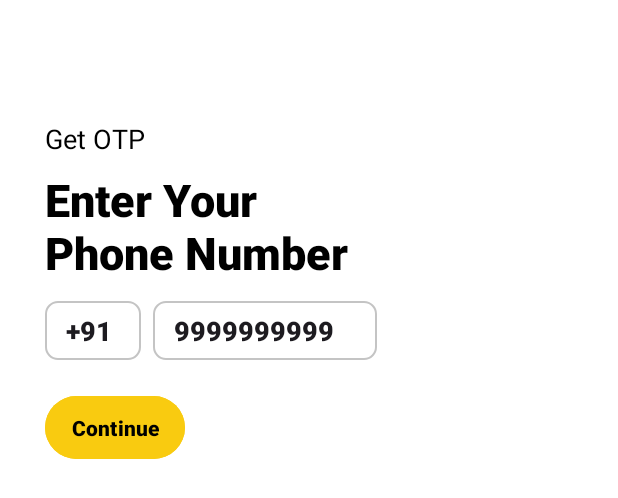
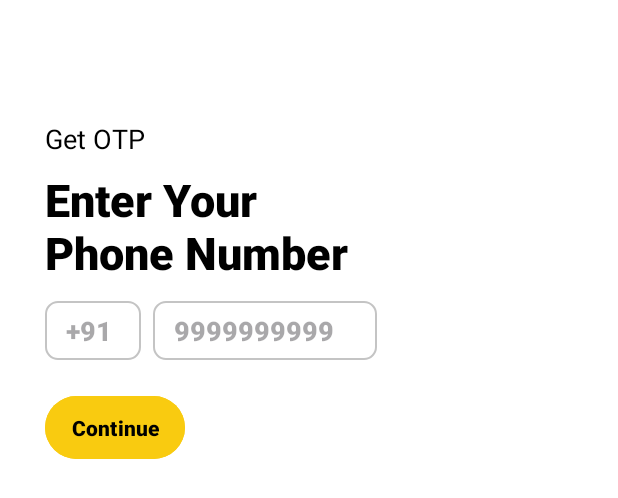
Before and after one commit to vishnu20037/aisle, an Android app: the layout activity_login_phone_no.xml on its own in the app's theme, with its tools: preview values and no code run, on a phone screen of 412 x 824 dp. Shown: the top 498 px of the screen. Run offline under Robolectric (Android 15) with nearby library versions, the phone set to English and light mode, and no system bars.

```diff
--- a/app/build.gradle
+++ b/app/build.gradle
@@ -37,9 +37,9 @@ android {
 
 dependencies {
 
-    implementation 'androidx.core:core-ktx:1.8.0'
+    implementation 'androidx.core:core-ktx:1.10.1'
     implementation 'androidx.appcompat:appcompat:1.6.1'
-    implementation 'com.google.android.material:material:1.5.0'
+    implementation 'com.google.android.material:material:1.9.0'
     implementation 'androidx.constraintlayout:constraintlayout:2.1.4'
     testImplementation 'junit:junit:4.13.2'
     androidTestImplementation 'androidx.test.ext:junit:1.1.5'
--- /dev/null
+++ b/app/src/main/java/com/example/aisle/Constants.kt
@@ -0,0 +1,5 @@
+package com.example.aisle
+
+object Constants {
+    const val phoneNo: String = "phoneNo"
+}
--- a/app/src/main/java/com/example/aisle/MainActivity.kt
+++ b/app/src/main/java/com/example/aisle/MainActivity.kt
@@ -6,7 +6,7 @@ import androidx.databinding.DataBindingUtil
 import com.example.aisle.databinding.ActivityMainBinding
 
 class MainActivity : AppCompatActivity() {
-    lateinit var binding: ActivityMainBinding
+    private lateinit var binding: ActivityMainBinding
     override fun onCreate(savedInstanceState: Bundle?) {
         super.onCreate(savedInstanceState)
         setContentView(R.layout.activity_main)
--- a/app/src/main/res/layout/activity_login_phone_no.xml
+++ b/app/src/main/res/layout/activity_login_phone_no.xml
@@ -10,8 +10,8 @@
     <androidx.constraintlayout.widget.ConstraintLayout
         android:layout_width="match_parent"
         android:layout_height="match_parent"
-        android:paddingStart="30dp"
         android:background="@color/white"
+        android:paddingHorizontal="30dp"
         tools:context=".LoginPhoneNo">
 
         <TextView
@@ -28,11 +28,11 @@
         <TextView
             android:id="@+id/enter_no"
             android:layout_width="0dp"
-            android:textColor="@color/black"
             android:layout_height="wrap_content"
             android:layout_marginTop="8dp"
             android:fontFamily="sans-serif-black"
             android:text="@string/enter_your_phone_number"
+            android:textColor="@color/black"
             android:textSize="30sp"
             app:layout_constraintEnd_toEndOf="@id/et_number"
             app:layout_constraintStart_toStartOf="parent"
@@ -43,12 +43,12 @@
             android:layout_width="wrap_content"
             android:layout_height="wrap_content"
             android:layout_marginTop="12dp"
+            android:background="@drawable/number_bg"
+            android:ems="3"
             android:fontFamily="sans-serif-black"
             android:maxLength="4"
-            android:ems="3"
-            android:text="@string/_91"
             android:paddingHorizontal="14dp"
-            android:background="@drawable/number_bg"
+            android:hint="@string/_91"
             android:paddingVertical="7dp"
             app:layout_constraintStart_toStartOf="parent"
             app:layout_constraintTop_toBottomOf="@id/enter_no" />
@@ -60,13 +60,15 @@
             android:layout_marginStart="8dp"
             android:layout_marginTop="12dp"
             android:background="@drawable/number_bg"
+            android:ems="7"
+            android:inputType="number"
+            android:hint="@string/_9999999999"
             android:fontFamily="sans-serif-black"
             android:maxLength="10"
             android:paddingHorizontal="14dp"
             android:paddingVertical="7dp"
-            android:ems="7"
+            android:textColor="@color/black"
             android:textSize="18sp"
-            android:text="@string/_9999999999"
             app:layout_constraintStart_toEndOf="@id/et_code"
             app:layout_constraintTop_toBottomOf="@id/enter_no" />
 
```
Also changed, not shown: app/src/main/AndroidManifest.xml (+8 -10 lines), app/src/main/java/com/example/aisle/LoginOtp.kt (+10 -1 lines), app/src/main/java/com/example/aisle/LoginPhoneNo.kt (+10 -2 lines), app/src/main/res/layout/activity_login_otp.xml (+6 -4 lines), app/src/main/res/layout/activity_main.xml (+32 -31 lines).
